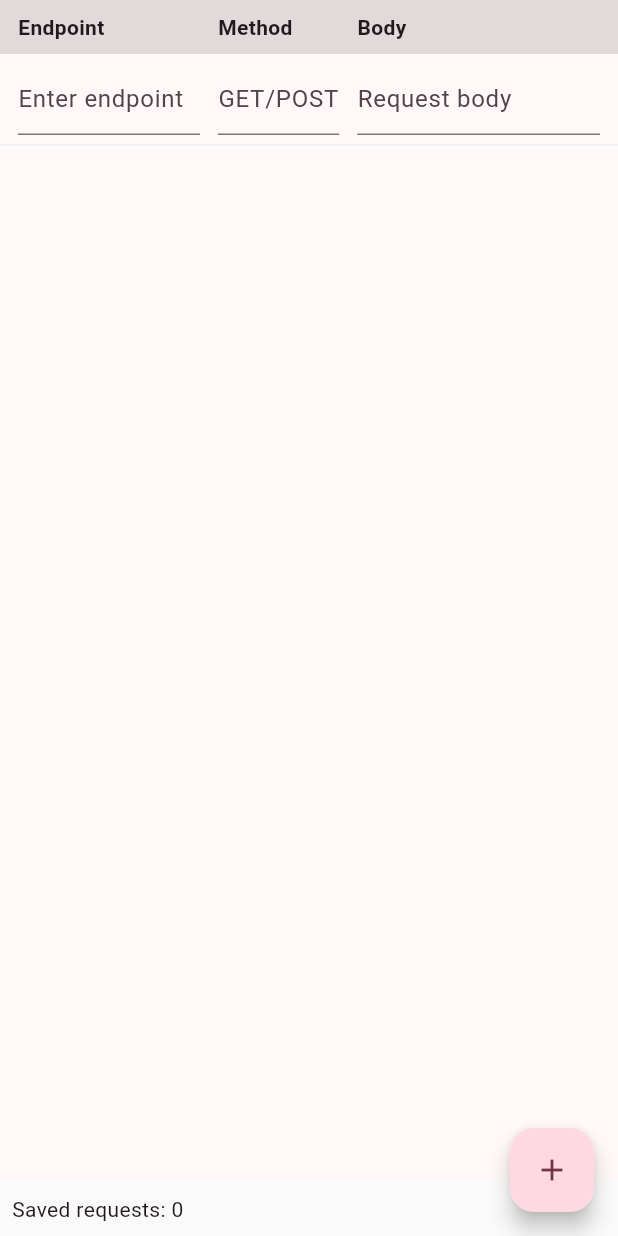
After one commit to Arian04/UpGuardian, a Flutter app: the RequestsTablePage screen opened directly, on a phone screen of 412 x 824 dp. The commit adds this screen. Run offline on Flutter 3.47's test engine with Material 3 defaults, Android fonts, the phone set to English and light mode, and no system bars; our stand-ins replace buttons_tabbar.

Commit message:
lump changes

```diff
--- /dev/null
+++ b/frontend/lib/requests_table.dart
@@ -0,0 +1,196 @@
+import 'package:flutter/material.dart';
+
+/// Replacement requests table with validation and missing-fields dialog.
+///
+/// This file is intentionally separate so `requests_page.dart` remains untouched.
+
+class RequestsTablePage extends StatefulWidget {
+  const RequestsTablePage({super.key});
+
+  @override
+  State<RequestsTablePage> createState() => _RequestsTablePageState();
+}
+
+class _RequestRowData {
+  final TextEditingController endpointController;
+  final TextEditingController methodController;
+  final TextEditingController bodyController;
+  bool saved;
+
+  _RequestRowData({String endpoint = '', String method = '', String body = '', this.saved = false})
+      : endpointController = TextEditingController(text: endpoint),
+        methodController = TextEditingController(text: method),
+        bodyController = TextEditingController(text: body);
+
+  Map<String, String> values() => {
+        'endpoint': endpointController.text,
+        'method': methodController.text,
+        'body': bodyController.text,
+      };
+
+  void dispose() {
+    endpointController.dispose();
+    methodController.dispose();
+    bodyController.dispose();
+  }
+}
+
+class _RequestsTablePageState extends State<RequestsTablePage> {
+  final List<_RequestRowData> rows = [];
+  final List<Map<String, String>> savedRequests = [];
+
+  @override
+  void initState() {
+    super.initState();
+    rows.add(_RequestRowData());
+  }
+
+@override
+void dispose() {
+  for (final r in rows) {
+    r.dispose();
+  }
+  super.dispose();
+}
+
+  void addRow() => setState(() => rows.add(_RequestRowData()));
+
+  void saveRow(int index) {
+    final row = rows[index];
+    final missing = <String>[];
+    if (row.endpointController.text.trim().isEmpty) missing.add('Endpoint');
+    if (row.methodController.text.trim().isEmpty) missing.add('Method');
+    if (row.bodyController.text.trim().isEmpty) missing.add('Body');
+
+    if (missing.isNotEmpty) {
+      _showMissingFieldsDialog(missing);
+      return;
+    }
+
+    setState(() {
+      savedRequests.add(row.values());
+      row.saved = true;
+    });
+  }
+
+  void _showMissingFieldsDialog(List<String> missing) {
+    final names = missing.join(', ');
+    showDialog<void>(
+      context: context,
+      builder: (ctx) => AlertDialog(
+        title: const Text('Missing input'),
+        content: Text('Please enter values for the following field(s): $names'),
+        actions: [
+          TextButton(onPressed: () => Navigator.of(ctx).pop(), child: const Text('OK')),
+        ],
+      ),
+    );
+  }
+
+  Widget _header() => Container(
+        color: Colors.black12,
+        padding: const EdgeInsets.symmetric(vertical: 8, horizontal: 12),
+        child: Row(children: const [
+          Expanded(flex: 3, child: Text('Endpoint', style: TextStyle(fontWeight: FontWeight.bold))),
+          SizedBox(width: 12),
+          Expanded(flex: 2, child: Text('Method', style: TextStyle(fontWeight: FontWeight.bold))),
+          SizedBox(width: 12),
+          Expanded(flex: 4, child: Text('Body', style: TextStyle(fontWeight: FontWeight.bold))),
+        ]),
+      );
+
+  Widget _buildRow(int index) {
+    final r = rows[index];
+    if (r.saved) {
+      return Container(
+        padding: const EdgeInsets.symmetric(vertical: 8, horizontal: 12),
+        decoration: BoxDecoration(border: Border(bottom: BorderSide(color: Colors.grey.shade300))),
+        child: Row(children: [
+          Expanded(flex: 3, child: Text(r.endpointController.text)),
+          const SizedBox(width: 12),
+          Expanded(flex: 2, child: Text(r.methodController.text)),
+          const SizedBox(width: 12),
+          Expanded(flex: 4, child: Text(r.bodyController.text)),
+        ]),
+      );
+    }
+
+    return Container(
+      padding: const EdgeInsets.symmetric(vertical: 6, horizontal: 12),
+      decoration: BoxDecoration(border: Border(bottom: BorderSide(color: Colors.grey.shade200))),
+      child: Row(children: [
+        Expanded(
+          flex: 3,
+          child: TextField(
+            controller: r.endpointController,
+            decoration: const InputDecoration(hintText: 'Enter endpoint'),
+            textInputAction: TextInputAction.next,
+            onSubmitted: (_) => saveRow(index),
+          ),
+        ),
+        const SizedBox(width: 12),
+        Expanded(
+          flex: 2,
+          child: TextField(
+            controller: r.methodController,
+            decoration: const InputDecoration(hintText: 'GET/POST'),
+            textInputAction: TextInputAction.next,
+            onSubmitted: (_) => saveRow(index),
+          ),
+        ),
+        const SizedBox(width: 12),
+        Expanded(
+          flex: 4,
+          child: TextField(
+            controller: r.bodyController,
+            decoration: const InputDecoration(hintText: 'Request body'),
+            textInputAction: TextInputAction.done,
+            onSubmitted: (_) => saveRow(index),
+          ),
+        ),
+      ]),
+    );
+  }
+
+  @override
+  Widget build(BuildContext context) {
+    return Scaffold(
+      body: SafeArea(
+        child: Column(children: [
+          _header(),
+          Expanded(
+            child: ListView.builder(
+              itemCount: rows.length,
+              itemBuilder: (_, i) => _buildRow(i),
+            ),
+          ),
+          Container(
+            padding: const EdgeInsets.all(8),
+            color: Colors.grey.shade50,
+            child: Column(crossAxisAlignment: CrossAxisAlignment.stretch, children: [
+              Text('Saved requests: ${savedRequests.length}'),
+              if (savedRequests.isNotEmpty)
+                SizedBox(
+                  height: 60,
+                  child: ListView(
+                    scrollDirection: Axis.horizontal,
+                    children: savedRequests
+                        .map((s) => Padding(
+                              padding: const EdgeInsets.symmetric(horizontal: 6.0),
+                              child: Chip(label: Text('${s['method']}: ${s['endpoint']}')),
+                            ))
+                        .toList(),
+                  ),
+                ),
+            ]),
+          ),
+        ]),
+      ),
+      floatingActionButton: FloatingActionButton(
+        onPressed: addRow,
+        child: const Icon(Icons.add),
+        tooltip: 'Add row',
+      ),
+    );
+  }
+}
```
Also changed, not shown: frontend/lib/requests_page.dart (+194 -45 lines), frontend/lib/rules_page.dart (+30 -0 lines), .devcontainer/devcontainer.json (added).
